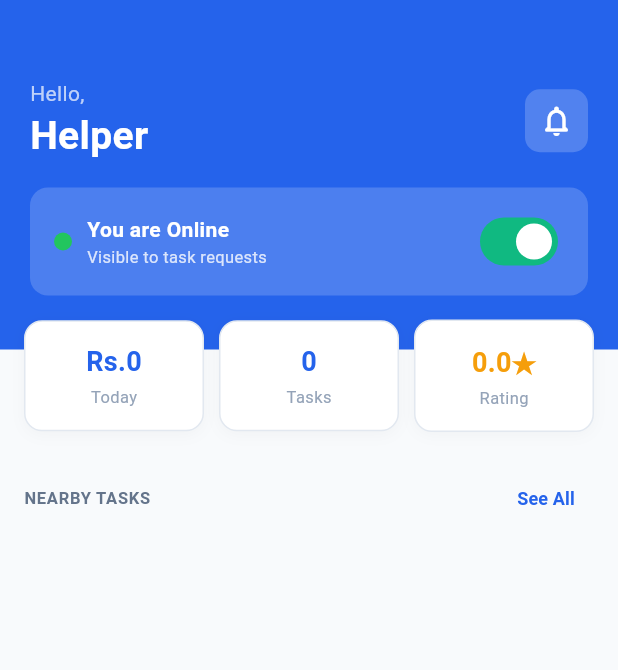
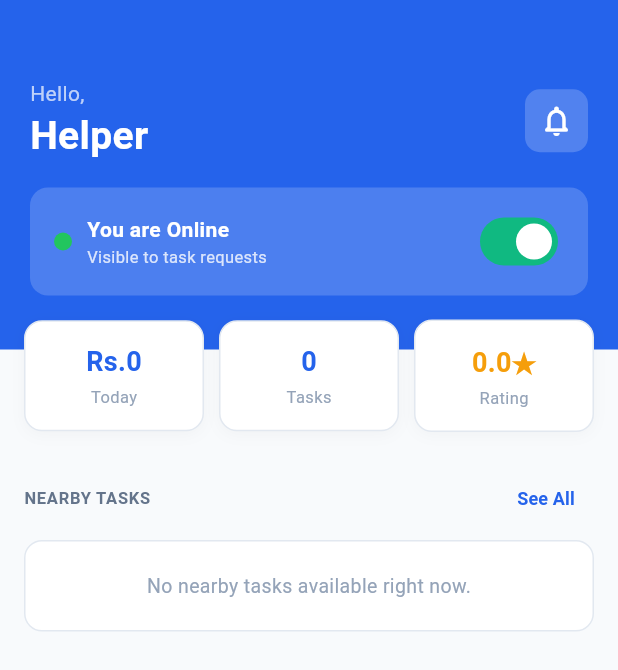
Before and after one commit to Dewnan/CareDrop, a Flutter app: the HelperDashboardView screen opened directly, on a phone screen of 412 x 824 dp. Shown: the top 670 px of the screen. Run offline on Flutter 3.47's test engine with Material 3 defaults, Android fonts, the phone set to English and light mode, and no system bars; our stand-ins replace cached_network_image, cloud_firestore, file_picker, firebase_auth, firebase_core, flutter_cache_manager and 8 more; missing offline and left inert: map_launcher; accounts and stored records are empty.

Commit message:
fix: display available tasks dynamically in helper dashboard

```diff
--- a/lib/screens/helper/helper_dashboard_screen.dart
+++ b/lib/screens/helper/helper_dashboard_screen.dart
@@ -4,6 +4,8 @@ import '../../components/feedback_banner.dart';
 import '../../providers/app_state.dart';
 import '../../theme/app_theme.dart';
 
+import '../../models/task_model.dart';
+import '../../services/task_service.dart';
 import 'task_browse_screen.dart';
 import 'task_details_screen.dart';
 import 'helper_map_screen.dart';
@@ -84,6 +86,7 @@ class HelperMainMainScreen extends StatelessWidget {
 class HelperDashboardView extends StatelessWidget {
   const HelperDashboardView({super.key});
 
+  // Builds the main helper dashboard view showing online status, summary statistics, active task info, and live nearby pending tasks
   @override
   Widget build(BuildContext context) {
     final appState = context.watch<CareDropAppState>();
@@ -419,14 +422,45 @@ class HelperDashboardView extends StatelessWidget {
 
                   const SizedBox(height: 4),
 
-                  // List of available nearby tasks
-                  ListView.separated(
+                  // List of available nearby tasks streamed dynamically from TaskService
+                  StreamBuilder<List<TaskModel>>(
+                    stream: TaskService.streamPendingTasks(),
+                    builder: (context, snapshot) {
+                      if (snapshot.connectionState == ConnectionState.waiting) {
+                        return const Padding(
+                          padding: EdgeInsets.symmetric(vertical: 24),
+                          child: Center(child: CircularProgressIndicator()),
+                        );
+                      }
+
+                      final tasks = snapshot.data ?? [];
+
+                      if (tasks.isEmpty) {
+                        return Container(
+                          padding: const EdgeInsets.all(20),
+                          alignment: Alignment.center,
+                          decoration: BoxDecoration(
+                            color: Colors.white,
+                            borderRadius: BorderRadius.circular(12),
+                            border: Border.all(color: CareDropTheme.cardBorderColor),
+                          ),
+                          child: const Text(
+                            'No nearby tasks available right now.',
+                            style: TextStyle(
+                              fontSize: 13,
+                              color: CareDropTheme.textMuted,
+                            ),
+                          ),
+                        );
+                      }
+
+                      return ListView.separated(
                         shrinkWrap: true,
                         physics: const NeverScrollableScrollPhysics(),
-                    itemCount: appState.availableTasks.length,
+                        itemCount: tasks.length,
                         separatorBuilder: (_, _) => const SizedBox(height: 10),
                         itemBuilder: (context, index) {
-                      final task = appState.availableTasks[index];
+                          final task = tasks[index];
                           // Task item tile
                           return _DashboardTaskTile(
                             task: task,
@@ -436,6 +470,8 @@ class HelperDashboardView extends StatelessWidget {
                                 MaterialPageRoute(
                                   builder: (_) => TaskDetailsScreen(task: task),
                                 ),
+                              );
+                            },
                           );
                         },
                       );
```
Lines whose indentation alone changed are shown as unchanged.
